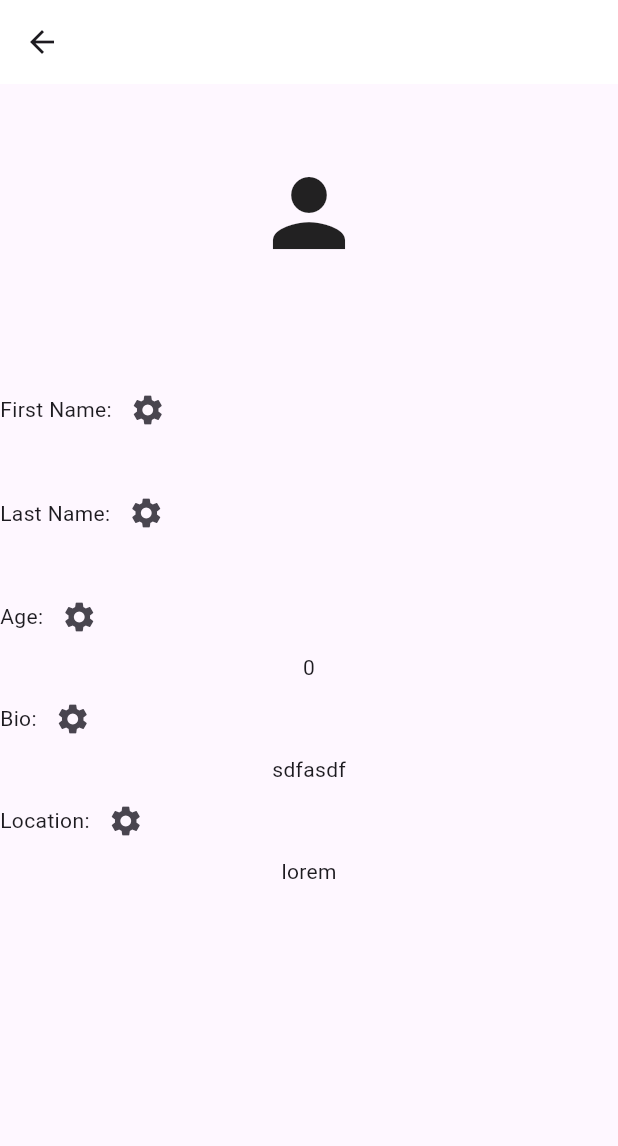
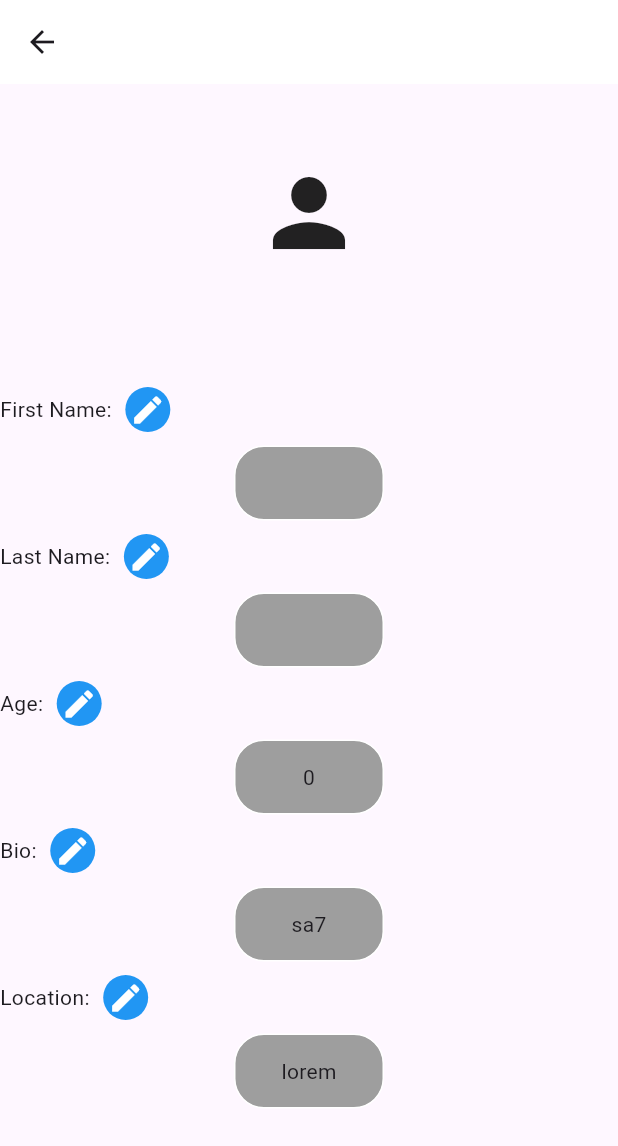
Before and after one commit to HalcyonAbsedion/BilMant2a, a Flutter app: the screen it shows once a user with an empty profile is signed in, item 4 of the bottom bar chosen, after a tap on "Edit Profile", on a phone screen of 412 x 824 dp. Shown: the top 1146 px of the screen. Run offline on Flutter 3.47's test engine with Material 3 defaults, Android fonts, the phone set to English and light mode, and no system bars; our stand-ins replace cloud_firestore, firebase_auth, firebase_core, firebase_storage, flutter_image_compress, google_nav_bar and 2 more; accounts and stored records are empty; network calls fail.

Commit message:
few design changes

```diff
--- a/lib/components/chat_bubble.dart
+++ b/lib/components/chat_bubble.dart
@@ -10,19 +10,23 @@ class ChatBubble extends StatelessWidget {
   Widget build(BuildContext context) {
     return Container(
       decoration: BoxDecoration(
-        color: isCurrentUser ? Colors.green : Colors.grey,
-        borderRadius: isCurrentUser
-            ? BorderRadius.only(
-                topLeft: Radius.circular(15),
-                bottomLeft: Radius.circular(15),
-                bottomRight: Radius.circular(15),
-              )
-            : BorderRadius.only(
-                topRight: Radius.circular(15),
-                bottomLeft: Radius.circular(15),
-                bottomRight: Radius.circular(15),
-              ),
-      ),
+          color: isCurrentUser
+              ? Color.fromARGB(125, 76, 175, 79)
+              : const Color.fromARGB(144, 158, 158, 158),
+          borderRadius: isCurrentUser
+              ? BorderRadius.only(
+                  topLeft: Radius.circular(20),
+                  bottomLeft: Radius.circular(20),
+                  bottomRight: Radius.circular(20),
+                )
+              : BorderRadius.only(
+                  topRight: Radius.circular(20),
+                  bottomLeft: Radius.circular(20),
+                  bottomRight: Radius.circular(20),
+                ),
+          border: Border.all(
+            color: isCurrentUser ? Colors.lightGreen : Colors.white,
+          )),
       padding: const EdgeInsets.all(16),
       margin: EdgeInsets.symmetric(
         vertical: 2.5,
--- a/lib/components/post.dart
+++ b/lib/components/post.dart
@@ -52,7 +52,7 @@ class _PostWidgetState extends State<PostWidget> {
     // ignore: prefer_const_constructors
     return Container(
       decoration: BoxDecoration(
-        color: Color.fromARGB(255, 219, 223, 224),
+        color: Color.fromARGB(148, 204, 204, 204),
         border: Border.all(color: Colors.cyan),
         borderRadius: BorderRadius.circular(12),
       ),
--- a/lib/components/user_tile.dart
+++ b/lib/components/user_tile.dart
@@ -13,7 +13,8 @@ class UserTile extends StatelessWidget {
         decoration: BoxDecoration(
           color: Colors.grey,
           border: Border.all(
-            color: Colors.cyan,
+            color: Colors.white,
+            width: 1,
           ),
           borderRadius: BorderRadius.circular(12),
         ),
--- a/lib/pages/account_page.dart
+++ b/lib/pages/account_page.dart
@@ -272,8 +272,14 @@ class _ProfileState extends State<Profile> {
                 ],
               ),
               const SizedBox(height: 8),
-              ElevatedButton(
-                child: const Text("Edit Profile"),
+              Container(
+                decoration:
+                    BoxDecoration(border: Border.all(color: Colors.white)),
+                child: ElevatedButton(
+                  child: const Text(
+                    "Edit Profile",
+                    style: TextStyle(color: Colors.black),
+                  ),
                   onPressed: () {
                     Navigator.push(
                       context,
@@ -285,11 +291,12 @@ class _ProfileState extends State<Profile> {
                   style: ElevatedButton.styleFrom(
                     padding: const EdgeInsets.all(0),
                     fixedSize: const Size(300, 50),
-                  backgroundColor: Colors.red,
+                    backgroundColor: Colors.grey[300],
                     textStyle: const TextStyle(
                       color: Colors.white,
                       fontSize: 18,
                       fontWeight: FontWeight.w600,
+                    ),
                   ),
                 ),
               ),
@@ -345,7 +352,7 @@ class _ProfileState extends State<Profile> {
         Text(
           value,
           style: const TextStyle(
-            color: Colors.red,
+            color: Colors.black,
             fontWeight: FontWeight.w600,
             fontSize: 18,
           ),
@@ -354,7 +361,7 @@ class _ProfileState extends State<Profile> {
         Text(
           label,
           style: const TextStyle(
-            color: Colors.red,
+            color: Colors.black,
             fontWeight: FontWeight.w600,
             fontSize: 18,
           ),
--- a/lib/pages/chat_page.dart
+++ b/lib/pages/chat_page.dart
@@ -26,11 +26,11 @@ class ChatPage extends StatelessWidget {
   @override
   Widget build(BuildContext context) {
     return Scaffold(
-        backgroundColor: Colors.black,
+        backgroundColor: Color.fromARGB(255, 24, 24, 24),
         appBar: AppBar(
           title: Text(receiverEmail),
-          backgroundColor: const Color.fromARGB(255, 21, 60, 128),
-          foregroundColor: Colors.grey,
+          backgroundColor: Colors.blue,
+          foregroundColor: Colors.white,
           elevation: 0,
         ),
         body: Column(
@@ -85,12 +85,21 @@ class ChatPage extends StatelessWidget {
             hintText: 'Type a message...',
           ),
         ),
-        IconButton(
-            onPressed: sendMessage,
-            icon: const Icon(
-              Icons.send,
+        Padding(
+          padding: const EdgeInsets.all(8.0),
+          child: Container(
+            decoration: BoxDecoration(
+              borderRadius: BorderRadius.circular(50),
               color: Colors.blue,
-            ))
+            ),
+            child: IconButton(
+                onPressed: sendMessage,
+                icon: const Icon(
+                  Icons.send,
+                  color: Colors.white,
+                )),
+          ),
+        )
       ],
     );
   }
--- a/lib/pages/profile_edit.dart
+++ b/lib/pages/profile_edit.dart
@@ -71,6 +71,7 @@ class _ProfilePageEditState extends State<ProfilePageEdit> {
                 Text(
                   currentUser.email!,
                   textAlign: TextAlign.center,
+                  style: TextStyle(fontWeight: FontWeight.bold),
                 ),
                 SizedBox(
                   height: 50,
@@ -85,10 +86,29 @@ class _ProfilePageEditState extends State<ProfilePageEdit> {
                           Text("First Name:"),
                           IconButton(
                               onPressed: () => editField("first name"),
-                              icon: Icon(Icons.settings))
+                              icon: Container(
+                                  height: 30,
+                                  width: 30,
+                                  decoration: BoxDecoration(
+                                    shape: BoxShape.circle,
+                                    color: Colors.blue,
+                                  ),
+                                  child: Icon(
+                                    Icons.edit,
+                                    color: Colors.white,
+                                  )))
                         ],
                       ),
-                      Text(userData['first name']),
+                      Container(
+                          width: 100,
+                          height: 50,
+                          alignment: Alignment.center,
+                          decoration: BoxDecoration(
+                            color: Colors.grey,
+                            border: Border.all(color: Colors.white),
+                            borderRadius: BorderRadius.circular(20),
+                          ),
+                          child: Text(userData['first name'])),
                     ],
                   ),
                 ),
@@ -101,10 +121,29 @@ class _ProfilePageEditState extends State<ProfilePageEdit> {
                           Text("Last Name:"),
                           IconButton(
                               onPressed: () => editField("last name"),
-                              icon: Icon(Icons.settings))
+                              icon: Container(
+                                  height: 30,
+                                  width: 30,
+                                  decoration: BoxDecoration(
+                                    shape: BoxShape.circle,
+                                    color: Colors.blue,
+                                  ),
+                                  child: Icon(
+                                    Icons.edit,
+                                    color: Colors.white,
+                                  )))
                         ],
                       ),
-                      Text(userData['last name']),
+                      Container(
+                          width: 100,
+                          height: 50,
+                          alignment: Alignment.center,
+                          decoration: BoxDecoration(
+                            color: Colors.grey,
+                            border: Border.all(color: Colors.white),
+                            borderRadius: BorderRadius.circular(20),
+                          ),
+                          child: Text(userData['last name'])),
                     ],
                   ),
                 ),
@@ -116,10 +155,30 @@ class _ProfilePageEditState extends State<ProfilePageEdit> {
                         children: [
                           Text("Age:"),
                           IconButton(
-                              onPressed: () {}, icon: Icon(Icons.settings))
+                              onPressed: () {},
+                              icon: Container(
+                                  height: 30,
+                                  width: 30,
+                                  decoration: BoxDecoration(
+                                    shape: BoxShape.circle,
+                                    color: Colors.blue,
+                                  ),
+                                  child: Icon(
+                                    Icons.edit,
+                                    color: Colors.white,
+                                  )))
                         ],
                       ),
-                      Text('${userData['age'].toString()}'),
+                      Container(
+                          width: 100,
+                          height: 50,
+                          alignment: Alignment.center,
+                          decoration: BoxDecoration(
+                            color: Colors.grey,
+                            border: Border.all(color: Colors.white),
+                            borderRadius: BorderRadius.circular(20),
+                          ),
+                          child: Text('${userData['age'].toString()}')),
                     ],
                   ),
                 ),
@@ -132,10 +191,30 @@ class _ProfilePageEditState extends State<ProfilePageEdit> {
                         children: [
                           Text("Bio:"),
                           IconButton(
-                              onPressed: () {}, icon: Icon(Icons.settings))
+                              onPressed: () {},
+                              icon: Container(
+                                  height: 30,
+                                  width: 30,
+                                  decoration: BoxDecoration(
+                                    shape: BoxShape.circle,
+                                    color: Colors.blue,
+                                  ),
+                                  child: Icon(
+                                    Icons.edit,
+                                    color: Colors.white,
+                                  )))
                         ],
                       ),
-                      Text("sdfasdf"),
+                      Container(
+                          width: 100,
+                          height: 50,
+                          alignment: Alignment.center,
+                          decoration: BoxDecoration(
+                            color: Colors.grey,
+                            border: Border.all(color: Colors.white),
+                            borderRadius: BorderRadius.circular(20),
+                          ),
+                          child: Text("sa7")),
                     ],
                   ),
                 ),
@@ -148,10 +227,30 @@ class _ProfilePageEditState extends State<ProfilePageEdit> {
                         children: [
                           Text("Location:"),
                           IconButton(
-                              onPressed: () {}, icon: Icon(Icons.settings))
+                              onPressed: () {},
+                              icon: Container(
+                                  height: 30,
+                                  width: 30,
+                                  decoration: BoxDecoration(
+                                    shape: BoxShape.circle,
+                                    color: Colors.blue,
+                                  ),
+                                  child: Icon(
+                                    Icons.edit,
+                                    color: Colors.white,
+                                  )))
                         ],
                       ),
-                      Text("lorem"),
+                      Container(
+                          width: 100,
+                          height: 50,
+                          alignment: Alignment.center,
+                          decoration: BoxDecoration(
+                            color: Colors.grey,
+                            border: Border.all(color: Colors.white),
+                            borderRadius: BorderRadius.circular(20),
+                          ),
+                          child: Text("lorem")),
                     ],
                   ),
                 ),
```
Lines whose indentation alone changed are shown as unchanged.
